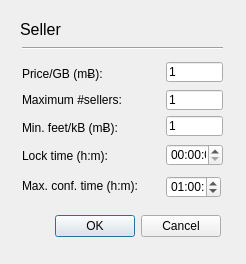
Qt form lib/view/SellerTorrentPluginConfigurationDialog.ui (RdeWilde/JoyStream) before a commit.
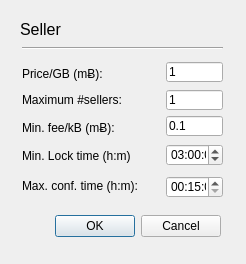
The same form after that commit.

Commit message: Fixed configuration dialog

```diff
--- a/lib/view/SellerTorrentPluginConfigurationDialog.ui
+++ b/lib/view/SellerTorrentPluginConfigurationDialog.ui
@@ -78,12 +78,12 @@
     <rect>
      <x>22</x>
      <y>148</y>
-     <width>85</width>
+     <width>109</width>
      <height>16</height>
     </rect>
    </property>
    <property name="text">
-    <string>Lock time (h:m):</string>
+    <string>Min. Lock time (h:m):</string>
    </property>
   </widget>
   <widget class="QLineEdit" name="minFeeLineEdit">
@@ -96,7 +96,7 @@
     </rect>
    </property>
    <property name="text">
-    <string>1</string>
+    <string>0.1</string>
    </property>
   </widget>
   <widget class="QLabel" name="minFeeLabel">
@@ -109,7 +109,7 @@
     </rect>
    </property>
    <property name="text">
-    <string>Min. feet/kB (mɃ):</string>
+    <string>Min. fee/kB (mɃ):</string>
    </property>
   </widget>
   <widget class="QTimeEdit" name="minLockTimeEdit">
@@ -121,6 +121,13 @@
      <height>22</height>
     </rect>
    </property>
+   <property name="time">
+    <time>
+     <hour>3</hour>
+     <minute>0</minute>
+     <second>0</second>
+    </time>
+   </property>
   </widget>
   <widget class="Line" name="line">
    <property name="geometry">
@@ -179,14 +186,14 @@
     <rect>
      <x>166</x>
      <y>176</y>
-     <width>55</width>
+     <width>57</width>
      <height>22</height>
     </rect>
    </property>
    <property name="time">
     <time>
-     <hour>1</hour>
-     <minute>0</minute>
+     <hour>0</hour>
+     <minute>15</minute>
      <second>0</second>
     </time>
    </property>
```
Left out of the diff: 2 changed lines with no effect on the pictures. The commit also changes 8 other files.
